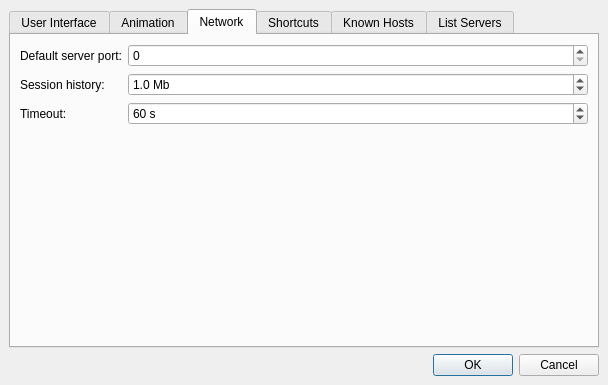
Old version of the form src/client/ui/settings.ui in the repository drawpile/Drawpile.
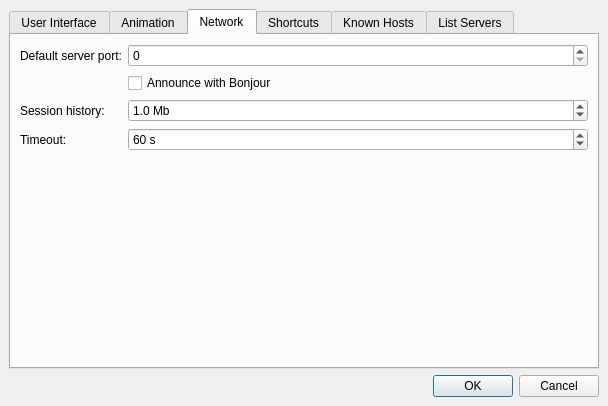
New version of the form. The open tabs and pages were chosen to show the change. Icons and pictures are not drawn.

What changed in the file:
```diff
--- a/src/client/ui/settings.ui
+++ b/src/client/ui/settings.ui
@@ -7,7 +7,7 @@
     <x>0</x>
     <y>0</y>
     <width>608</width>
-    <height>385</height>
+    <height>406</height>
    </rect>
   </property>
   <property name="windowTitle">
@@ -456,6 +456,13 @@
          </property>
         </widget>
        </item>
+       <item row="1" column="1">
+        <widget class="QCheckBox" name="dnssd">
+         <property name="text">
+          <string>Announce with Bonjour</string>
+         </property>
+        </widget>
+       </item>
       </layout>
      </widget>
      <widget class="QWidget" name="tab_2">
```
